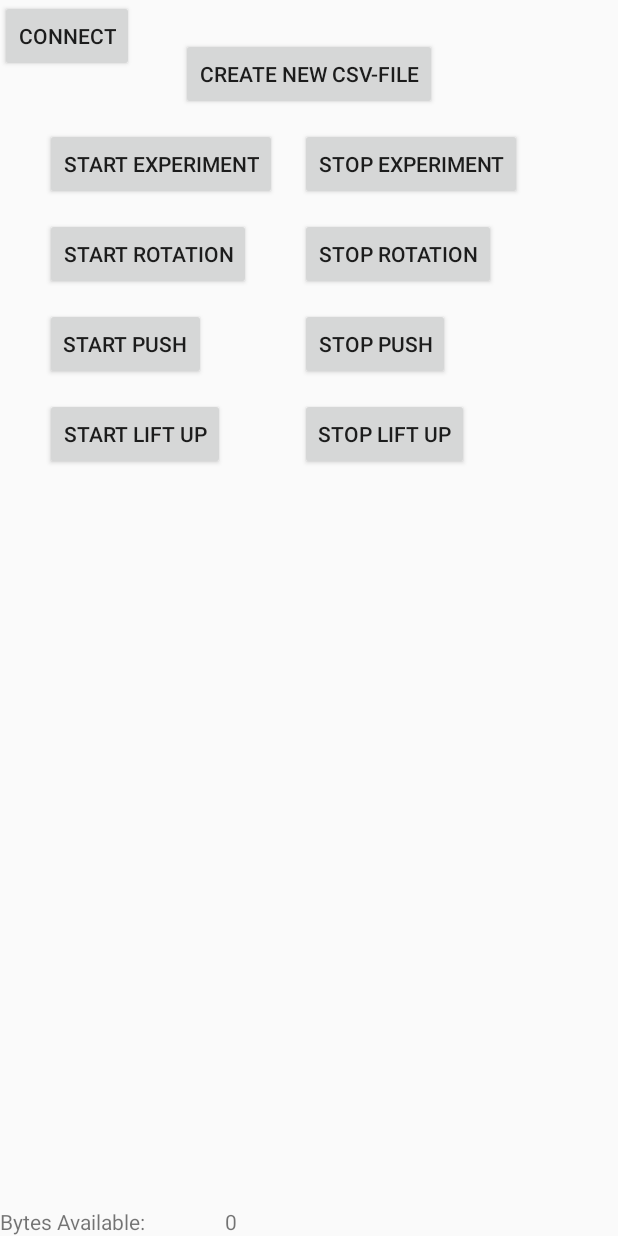
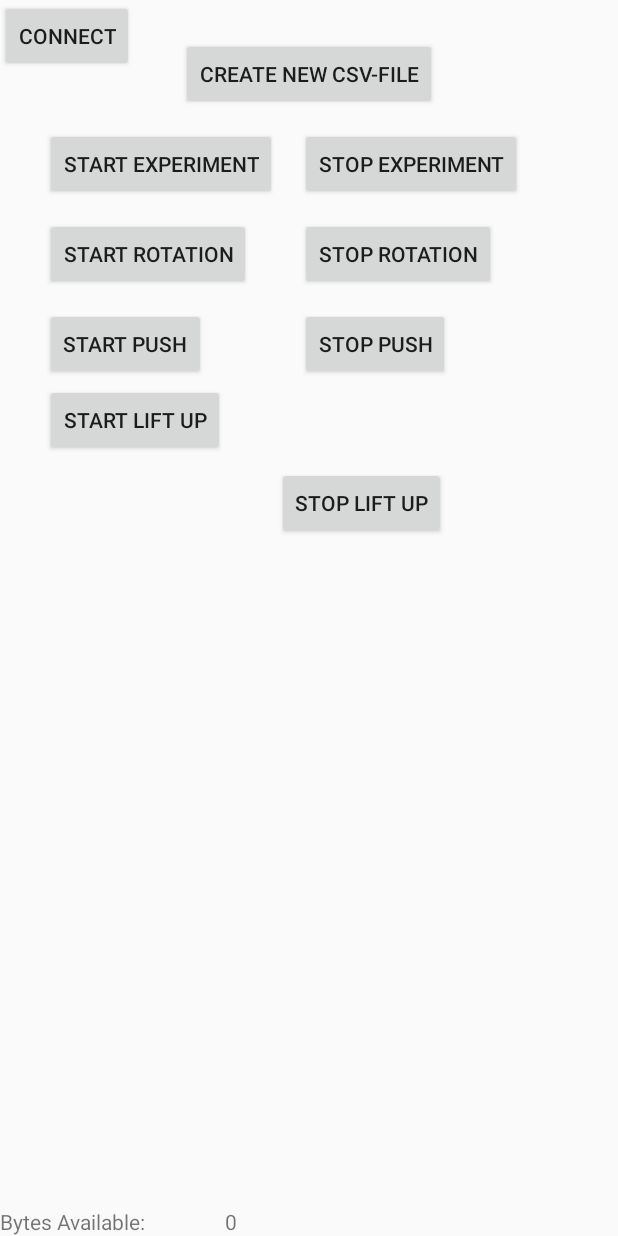
Before and after one commit to tun6i/emg_ecg_platform, an Android app: the layout fragment_experiment.xml on its own in the app's theme, with its tools: preview values and no code run, on a phone screen of 412 x 824 dp. Run offline under Robolectric (Android 15) with nearby library versions, the phone set to English and light mode, and no system bars.

Commit message:
Changed Feedback for Buttons

```diff
--- a/Fachstudie_Template/app/src/main/java/activity/HomeFragment.java
+++ b/Fachstudie_Template/app/src/main/java/activity/HomeFragment.java
@@ -110,7 +110,7 @@ public class HomeFragment extends Fragment {
             csvFile.setCSVBoolean(true);
 
             // Meldung, dass eine CSV-Datei erstelt wurde.
-            //Toast.makeText(getActivity(), "CSV-Datei " + csvFile.getFileName() + " wurde erstellt", Toast.LENGTH_LONG).show();
+            Toast.makeText(getActivity(), "CSV-Datei " + csvFile.getFileName() + " wurde erstellt", Toast.LENGTH_LONG).show();
         } catch (Exception e) {
             e.printStackTrace();
         }
--- a/Fachstudie_Template/app/src/main/res/layout/fragment_experiment.xml
+++ b/Fachstudie_Template/app/src/main/res/layout/fragment_experiment.xml
@@ -70,24 +70,6 @@
         android:layout_marginLeft="200dp" />
 
     <Button
-        android:text="@string/btnStartLiftUp"
-        android:layout_width="wrap_content"
-        android:layout_height="wrap_content"
-        android:onClick="csvMarkStartLiftUp"
-        android:id="@+id/btnStartLiftUp"
-        android:layout_marginTop="265dp"
-        android:layout_marginLeft="30dp" />
-
-    <Button
-        android:text="@string/btnStopLiftUp"
-        android:layout_width="wrap_content"
-        android:layout_height="wrap_content"
-        android:onClick="csvMarkStopLiftUp"
-        android:id="@+id/btnStopLiftUp"
-        android:layout_marginTop="265dp"
-        android:layout_marginLeft="200dp" />
-
-    <Button
         android:text="Connect"
         android:layout_width="wrap_content"
         android:layout_height="wrap_content"
@@ -114,4 +96,26 @@
         android:layout_toEndOf="@+id/btnStartLiftUp"
         android:id="@+id/textView2" />
 
+    <Button
+        android:text="@string/btnStartLiftUp"
+        android:layout_width="wrap_content"
+        android:layout_height="wrap_content"
+        android:onClick="csvMarkStartLiftUp"
+        android:id="@+id/btnStartLiftUp"
+        android:layout_alignBottom="@+id/btnStopLiftUp"
+        android:layout_alignLeft="@+id/btnStartPush"
+        android:layout_alignStart="@+id/btnStartPush"
+        android:layout_marginBottom="55dp" />
+
+    <Button
+        android:text="@string/btnStopLiftUp"
+        android:layout_width="wrap_content"
+        android:layout_height="wrap_content"
+        android:onClick="csvMarkStopLiftUp"
+        android:id="@+id/btnStopLiftUp"
+        android:layout_marginTop="58dp"
+        android:layout_below="@+id/btnStopPush"
+        android:layout_toRightOf="@+id/btnStartExperiment"
+        android:layout_toEndOf="@+id/btnStartExperiment" />
+
 </RelativeLayout>
```
Also changed, not shown: Fachstudie_Template/app/src/main/java/activity/MainActivity.java (+10 -0 lines).
